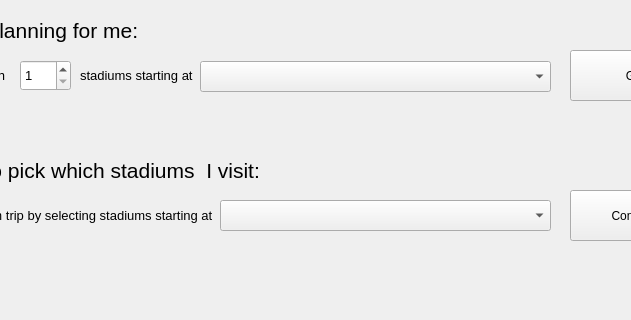
awiswasi/WhoIsYourDatabase, file BaseballTour/tripplan.ui: the form before one commit; both pictures show x 100 to 731 and y 0 to 320 of the 820 by 435 pixel window.
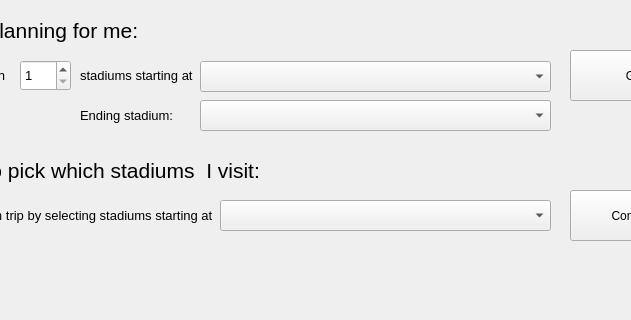
The form after the commit.

Commit message: Updated Trip Plan to do A to B

What changed in the file:
```diff
--- a/BaseballTour/tripplan.ui
+++ b/BaseballTour/tripplan.ui
@@ -193,6 +193,39 @@
     <string>I'd like to pick which stadiums  I visit:</string>
    </property>
   </widget>
+  <widget class="QComboBox" name="dropdown_endStadium">
+   <property name="geometry">
+    <rect>
+     <x>300</x>
+     <y>100</y>
+     <width>351</width>
+     <height>31</height>
+    </rect>
+   </property>
+   <property name="font">
+    <font>
+     <pointsize>10</pointsize>
+    </font>
+   </property>
+  </widget>
+  <widget class="QLabel" name="label_planTrip2_2">
+   <property name="geometry">
+    <rect>
+     <x>180</x>
+     <y>100</y>
+     <width>141</width>
+     <height>31</height>
+    </rect>
+   </property>
+   <property name="font">
+    <font>
+     <pointsize>10</pointsize>
+    </font>
+   </property>
+   <property name="text">
+    <string>Ending stadium:</string>
+   </property>
+  </widget>
  </widget>
  <resources/>
  <connections/>
```
The commit also changes 2 other files.
